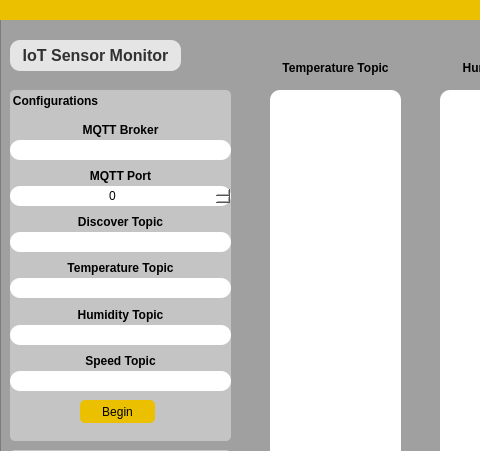
Above: client/client_interface.ui from Infiusier/MoM before the change; both pictures show x 0 to 480 and y 0 to 451 of the 800 by 600 pixel window. Below: the same form after it.
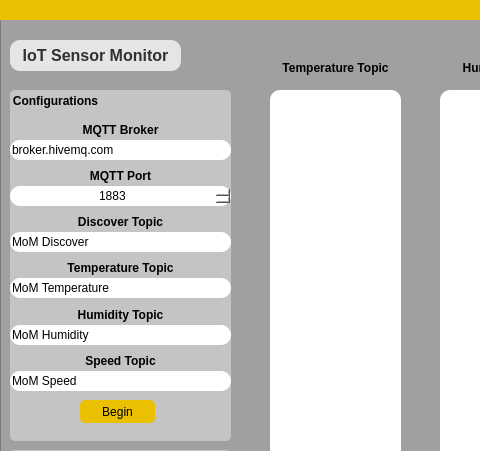
That is the form after the change.

```diff
--- a/client/client_interface.ui
+++ b/client/client_interface.ui
@@ -115,6 +115,9 @@
 border-radius: 10px;
 </string>
           </property>
+          <property name="text">
+           <string>broker.hivemq.com</string>
+          </property>
          </widget>
          <widget class="QLabel" name="label_3">
           <property name="geometry">
@@ -187,6 +190,12 @@
           <property name="alignment">
            <set>Qt::AlignCenter</set>
           </property>
+          <property name="maximum">
+           <number>100000</number>
+          </property>
+          <property name="value">
+           <number>1883</number>
+          </property>
          </widget>
         </widget>
        </item>
@@ -234,6 +243,9 @@
 border-radius: 10px;
 </string>
           </property>
+          <property name="text">
+           <string>MoM Discover</string>
+          </property>
          </widget>
         </widget>
        </item>
@@ -281,6 +293,9 @@
 border-radius: 10px;
 </string>
           </property>
+          <property name="text">
+           <string>MoM Temperature</string>
+          </property>
          </widget>
         </widget>
        </item>
@@ -328,6 +343,9 @@
 border-radius: 10px;
 </string>
           </property>
+          <property name="text">
+           <string>MoM Humidity</string>
+          </property>
          </widget>
         </widget>
        </item>
@@ -375,6 +393,9 @@
 border-radius: 10px;
 </string>
           </property>
+          <property name="text">
+           <string>MoM Speed</string>
+          </property>
          </widget>
         </widget>
        </item>
```
Left out of the diff: 29 changed lines with no effect on the pictures.
